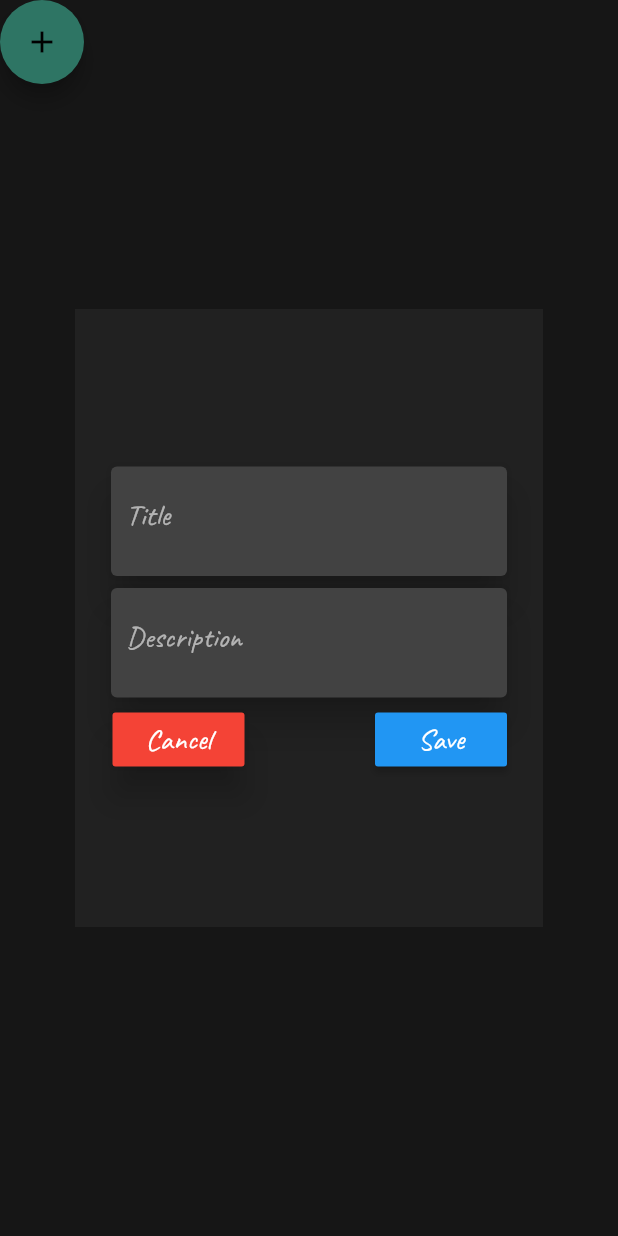
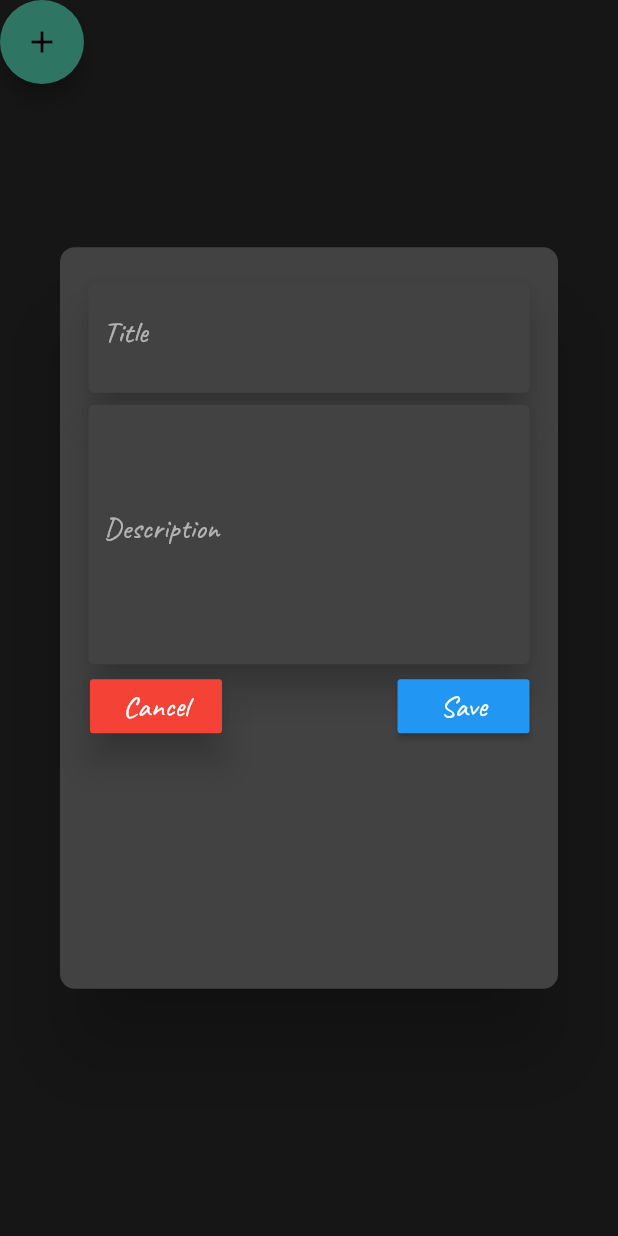
Before and after one commit to chingalo-family/flutter-todo-app, a Flutter app: the ButtonFloatingAction widget shown alone on an empty page, opened directly, after a tap on the "add" icon, on a phone screen of 412 x 824 dp. Run offline on Flutter 3.47's test engine with Material 2 defaults, Android fonts, the phone set to English and light mode, and no system bars; our stand-ins replace flutter_svg, google_fonts, sqflite; accounts and stored records are empty; network calls fail.

```diff
--- a/lib/components/Todo_input_field.dart
+++ b/lib/components/Todo_input_field.dart
@@ -25,6 +25,7 @@ class TodoInputField extends StatelessWidget {
                 obscureText: false,
                 keyboardType: TextInputType.text,
                 onChanged: onInputValueChange,
+                maxLines: inputField.inputType == 'LONG_TEXT' ? 5 : 1,
                 controller: textController,
                 style: UtilHelpers.getFontStyles(20, null),
                 readOnly: false,
--- a/lib/components/button_floating_action.dart
+++ b/lib/components/button_floating_action.dart
@@ -2,16 +2,13 @@ import 'package:flutter/material.dart';
 import 'package:todo_app/components/todo_form.dart';
 import 'package:todo_app/core/util_helpers.dart';
 
-
-class ButtonFloatingAction extends StatelessWidget{
-
+class ButtonFloatingAction extends StatelessWidget {
   @override
   Widget build(BuildContext context) {
-
     showAddTodoForm(BuildContext context) {
       String title = 'Todo Form';
       Widget content = Container(child: TodoForm());
-      return UtilHelpers.showAddTodoForm(context, title, content);
+      return UtilHelpers.showPopUpModal(context, title, content);
     }
 
     return Visibility(
--- a/lib/components/todo_form.dart
+++ b/lib/components/todo_form.dart
@@ -9,14 +9,14 @@ import 'Todo_input_field.dart';
 
 class TodoForm extends StatelessWidget {
   final List<TodoField> labels = [
-    TodoField(id: 'title', label: 'Title', inputType: ''),
-    TodoField(id: 'description', label: 'Description', inputType: '')
+    TodoField(id: 'title', label: 'Title', inputType: 'TEXT'),
+    TodoField(id: 'description', label: 'Description', inputType: 'LONG_TEXT')
   ];
 
   @override
   Widget build(BuildContext context) {
     final TodoModel todoModel = Provider.of<TodoModel>(context);
-    final PageModel pageModel = Provider.of<PageModel>(context);
+    final PageModel pageModel = Provider.of<PageModel>(context, listen: false);
     final currentTodo = todoModel.currentTodo;
 
     void onCancel() {
@@ -94,6 +94,7 @@ class TodoForm extends StatelessWidget {
             ),
           )
         ],
-    ));
+      ),
+    );
   }
 }
--- a/lib/core/util_helpers.dart
+++ b/lib/core/util_helpers.dart
@@ -3,21 +3,27 @@ import 'package:google_fonts/google_fonts.dart';
 import 'package:uuid/uuid.dart';
 
 class UtilHelpers {
-  static showAddTodoForm(BuildContext context, String title, Widget content) {
-    Size size = MediaQuery.of(context).size;
-    double height = size.height * 0.5;
+  static showPopUpModal(BuildContext context, String title, Widget modal) {
     return showDialog(
         context: context,
-        builder: (context) {
-          return Container(
-              margin:
-                  EdgeInsets.symmetric(vertical: height / 2, horizontal: 50),
-              padding: EdgeInsets.all(20),
-              decoration: BoxDecoration(color: Theme.of(context).primaryColor),
-              child: Column(
-                mainAxisAlignment: MainAxisAlignment.center,
-                children: [content],
-              ));
+        builder: (BuildContext context) {
+          return Dialog(
+            shape: RoundedRectangleBorder(
+                borderRadius: BorderRadius.circular(10.0)),
+            child: Container(
+              height: MediaQuery.of(context).size.height * 0.6,
+              child: Padding(
+                padding: EdgeInsets.symmetric(vertical: 20, horizontal: 15),
+                child: SingleChildScrollView(
+                  child: Column(
+                    mainAxisAlignment: MainAxisAlignment.center,
+                    crossAxisAlignment: CrossAxisAlignment.center,
+                    children: [modal],
+                  ),
+                ),
+              ),
+            ),
+          );
         });
   }
 
--- a/lib/offline-db/db_provider.dart
+++ b/lib/offline-db/db_provider.dart
@@ -1,5 +1,3 @@
-import 'package:sqflite/sqflite.dart';
-
 class DbProvider {
   String databaseName = "todo_app";
   int version = 1;
--- a/lib/pages/todo_list/components/todo_container.dart
+++ b/lib/pages/todo_list/components/todo_container.dart
@@ -20,7 +20,7 @@ class TodoContainer extends StatelessWidget {
         todoModel.setCurrentTodo(todo);
         String title = 'Edit Todo Form';
         Widget content = Container(child: TodoForm());
-        return UtilHelpers.showAddTodoForm(context, title, content);
+        return UtilHelpers.showPopUpModal(context, title, content);
       },
       title: Text(
         todo.title,
```
Lines whose indentation alone changed are shown as unchanged.
